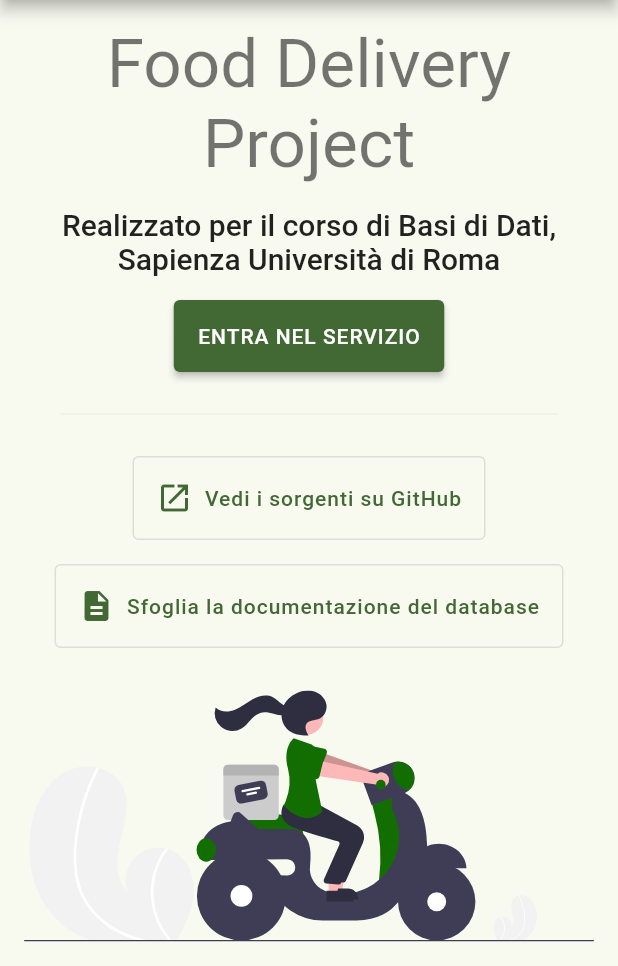
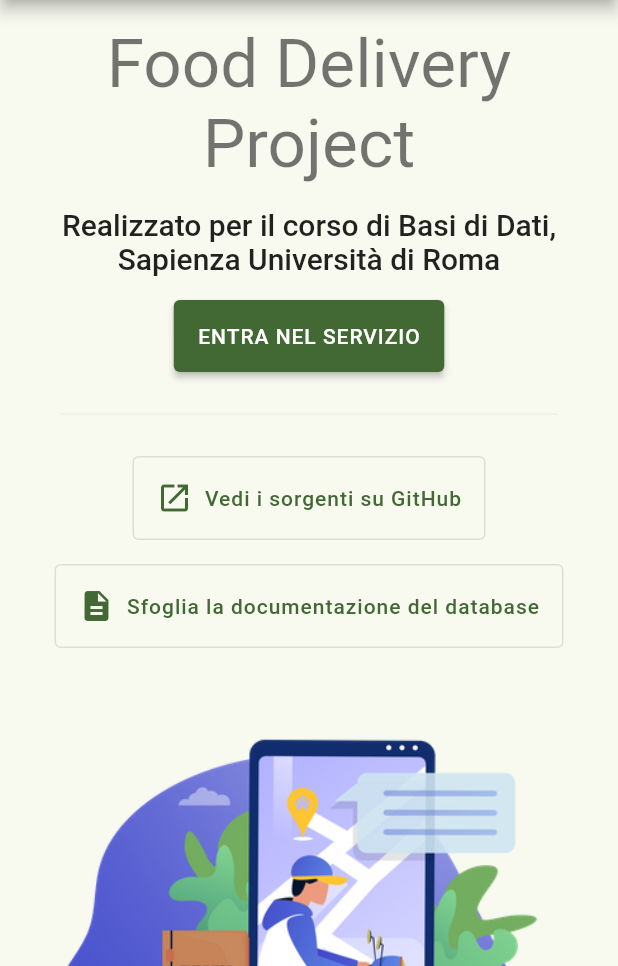
Before and after one commit to simonesestito/foody, a Flutter app: the screen it shows after launch, on a phone screen of 412 x 824 dp, the part 270-1236 px from its top. Run offline on Flutter 3.47's test engine with Material 2 defaults, Android fonts, the phone set to English and light mode, and no system bars; our stand-ins replace email_validator, get_it, injectable; accounts and stored records are empty; generated files the repository leaves out were written again.

Commit message:
Update landing page illustration

```diff
--- a/webapp/lib/routes/home.dart
+++ b/webapp/lib/routes/home.dart
@@ -1,5 +1,4 @@
 import 'package:flutter/material.dart';
-import 'package:flutter_svg/flutter_svg.dart';
 import 'package:foody_app/globals.dart';
 import 'package:foody_app/routes/base_route.dart';
 import 'package:foody_app/routes/login/route.dart';
@@ -47,7 +46,10 @@ class Home extends SingleChildBaseRoute {
           ),
         ].withMargin());
 
-    final illustration = SvgPicture.asset('assets/svg/rider.svg', width: 400);
+    final illustration = Image.asset(
+      'assets/images/delivery_boy_landing.png',
+      width: 400,
+    );
 
     return SliverToBoxAdapter(
       child: Padding(
--- a/webapp/pubspec.yaml
+++ b/webapp/pubspec.yaml
@@ -32,7 +32,6 @@ dependencies:
 
   # Application dependencies
   provider: ^6.0.2
-  flutter_svg: ^1.0.3
   url_launcher: ^6.0.20
   email_validator: ^2.0.1
   http: ^0.13.4
@@ -74,7 +73,7 @@ flutter:
   # To add assets to your application, add an assets section, like this:
   assets:
     - assets/images/logo.png
-    - assets/svg/rider.svg
+    - assets/images/delivery_boy_landing.png
 
   # An image asset can refer to one or more resolution-specific "variants", see
   # https://flutter.dev/assets-and-images/#resolution-aware.
```
Also changed, not shown: webapp/assets/images/delivery_boy_landing.png (added), webapp/assets/svg/rider.svg (deleted).
